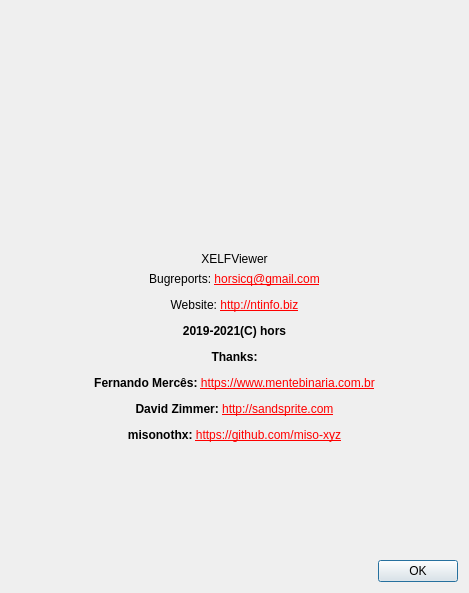
Qt form gui_source/dialogabout.ui (horsicq/XELFViewer) before a commit.
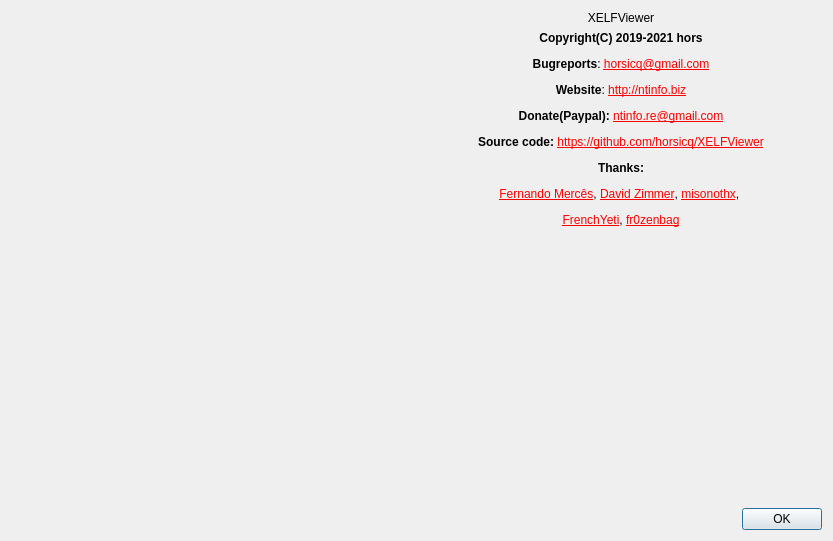
The same form after that commit. Icons and pictures are not drawn.

```diff
--- a/gui_source/dialogabout.ui
+++ b/gui_source/dialogabout.ui
@@ -9,8 +9,8 @@
    <rect>
     <x>0</x>
     <y>0</y>
-    <width>469</width>
-    <height>593</height>
+    <width>833</width>
+    <height>541</height>
    </rect>
   </property>
   <property name="windowTitle">
@@ -19,7 +19,9 @@
   <property name="modal">
    <bool>true</bool>
   </property>
-  <layout class="QVBoxLayout" name="verticalLayout">
+  <layout class="QVBoxLayout" name="verticalLayout_2">
+   <item>
+    <layout class="QHBoxLayout" name="horizontalLayout_2">
    <item>
     <widget class="QLabel" name="labelLogo">
      <property name="minimumSize">
@@ -40,6 +42,8 @@
     </widget>
    </item>
    <item>
+      <layout class="QVBoxLayout" name="verticalLayout">
+       <item>
     <widget class="QLabel" name="labelVersion">
      <property name="text">
       <string notr="true">XELFViewer</string>
@@ -52,7 +56,7 @@
    <item>
     <widget class="QLabel" name="labelInfo">
      <property name="text">
-      <string notr="true">&lt;html&gt;&lt;head/&gt;&lt;body&gt;&lt;p align=&quot;center&quot;&gt;Bugreports: &lt;a href=&quot;mailto:horsicq@gmail.com&quot;&gt;&lt;span style=&quot; text-decoration: underline; color:#ff0000;&quot;&gt;horsicq@gmail.com&lt;/span&gt;&lt;/a&gt;&lt;/p&gt;&lt;p align=&quot;center&quot;&gt;Website: &lt;a href=&quot;http://ntinfo.biz&quot;&gt;&lt;span style=&quot; text-decoration: underline; color:#ff0000;&quot;&gt;http://ntinfo.biz&lt;/span&gt;&lt;/a&gt;&lt;/p&gt;&lt;p align=&quot;center&quot;&gt;&lt;span style=&quot; font-weight:600;&quot;&gt;2019-2021(C) hors&lt;/span&gt;&lt;/p&gt;&lt;p align=&quot;center&quot;&gt;&lt;span style=&quot; font-weight:600;&quot;&gt;Thanks:&lt;/span&gt;&lt;/p&gt;&lt;p align=&quot;center&quot;&gt;&lt;span style=&quot; font-weight:600;&quot;&gt;Fernando Mercês: &lt;/span&gt;&lt;a href=&quot;https://www.mentebinaria.com.br/&quot;&gt;&lt;span style=&quot; text-decoration: underline; color:#ff0000;&quot;&gt;https://www.mentebinaria.com.br&lt;/span&gt;&lt;/a&gt;&lt;/p&gt;&lt;p align=&quot;center&quot;&gt;&lt;span style=&quot; font-weight:600;&quot;&gt;David Zimmer: &lt;/span&gt;&lt;a href=&quot;http://sandsprite.com/&quot;&gt;&lt;span style=&quot; text-decoration: underline; color:#ff0000;&quot;&gt;http://sandsprite.com&lt;/span&gt;&lt;/a&gt;&lt;/p&gt;&lt;p align=&quot;center&quot;&gt;&lt;span style=&quot; font-weight:600;&quot;&gt;misonothx: &lt;/span&gt;&lt;a href=&quot;https://github.com/miso-xyz&quot;&gt;&lt;span style=&quot; text-decoration: underline; color:#ff0000;&quot;&gt;https://github.com/miso-xyz&lt;/span&gt;&lt;/a&gt;&lt;/p&gt;&lt;/body&gt;&lt;/html&gt;</string>
+          <string notr="true">&lt;html&gt;&lt;head/&gt;&lt;body&gt;&lt;p align=&quot;center&quot;&gt;&lt;span style=&quot; font-weight:600;&quot;&gt;Copyright(C) 2019-2021 hors&lt;/span&gt;&lt;/p&gt;&lt;p align=&quot;center&quot;&gt;&lt;span style=&quot; font-weight:600;&quot;&gt;Bugreports&lt;/span&gt;: &lt;a href=&quot;mailto:horsicq@gmail.com&quot;&gt;&lt;span style=&quot; text-decoration: underline; color:#ff0000;&quot;&gt;horsicq@gmail.com&lt;/span&gt;&lt;/a&gt;&lt;/p&gt;&lt;p align=&quot;center&quot;&gt;&lt;span style=&quot; font-weight:600;&quot;&gt;Website&lt;/span&gt;: &lt;a href=&quot;http://ntinfo.biz&quot;&gt;&lt;span style=&quot; text-decoration: underline; color:#ff0000;&quot;&gt;http://ntinfo.biz&lt;/span&gt;&lt;/a&gt;&lt;/p&gt;&lt;p align=&quot;center&quot;&gt;&lt;span style=&quot; font-weight:600;&quot;&gt;Donate(Paypal): &lt;/span&gt;&lt;a href=&quot;mailto:ntinfo.re@gmail.com&quot;&gt;&lt;span style=&quot; text-decoration: underline; color:#ff0000;&quot;&gt;ntinfo.re@gmail.com&lt;/span&gt;&lt;/a&gt;&lt;/p&gt;&lt;p align=&quot;center&quot;&gt;&lt;span style=&quot; font-weight:600;&quot;&gt;Source code: &lt;/span&gt;&lt;a href=&quot;https://github.com/horsicq/XELFViewer&quot;&gt;&lt;span style=&quot; text-decoration: underline; color:#ff0000;&quot;&gt;https://github.com/horsicq/XELFViewer&lt;/span&gt;&lt;/a&gt;&lt;/p&gt;&lt;p align=&quot;center&quot;&gt;&lt;span style=&quot; font-weight:600;&quot;&gt;Thanks:&lt;/span&gt;&lt;/p&gt;&lt;p align=&quot;center&quot;&gt;&lt;a href=&quot;https://www.mentebinaria.com.br/&quot;&gt;&lt;span style=&quot; text-decoration: underline; color:#ff0000;&quot;&gt;Fernando Mercês&lt;/span&gt;&lt;/a&gt;, &lt;a href=&quot;http://sandsprite.com/&quot;&gt;&lt;span style=&quot; text-decoration: underline; color:#ff0000;&quot;&gt;David Zimmer&lt;/span&gt;&lt;/a&gt;, &lt;a href=&quot;https://github.com/miso-xyz&quot;&gt;&lt;span style=&quot; text-decoration: underline; color:#ff0000;&quot;&gt;misonothx&lt;/span&gt;&lt;/a&gt;, &lt;/p&gt;&lt;p align=&quot;center&quot;&gt;&lt;a href=&quot;https://twitter.com/frenchyeti&quot;&gt;&lt;span style=&quot; text-decoration: underline; color:#ff0000;&quot;&gt;FrenchYeti&lt;/span&gt;&lt;/a&gt;, &lt;a href=&quot;https://github.com/fr0zenbag&quot;&gt;&lt;span style=&quot; text-decoration: underline; color:#ff0000;&quot;&gt;fr0zenbag&lt;/span&gt;&lt;/a&gt;&lt;/p&gt;&lt;/body&gt;&lt;/html&gt;</string>
      </property>
      <property name="textFormat">
       <enum>Qt::AutoText</enum>
@@ -74,6 +78,10 @@
       </size>
      </property>
     </spacer>
+       </item>
+      </layout>
+     </item>
+    </layout>
    </item>
    <item>
     <layout class="QHBoxLayout" name="horizontalLayout">
```
Lines whose indentation alone changed are shown as unchanged.
